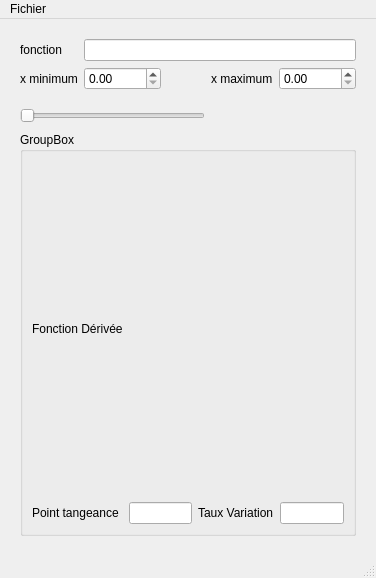
MadoxT-M/TP2_MadoxTinocoMunoz, file ui/FonctionMainWindow.ui: the form before one commit.
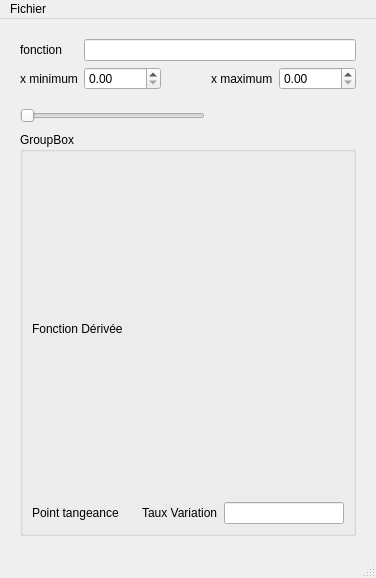
The form after the commit.

Diff of the .ui file:
```diff
--- a/ui/FonctionMainWindow.ui
+++ b/ui/FonctionMainWindow.ui
@@ -119,10 +119,10 @@
           </widget>
          </item>
          <item row="1" column="1">
-          <widget class="QLineEdit" name="pointTangeancelineEdit"/>
+          <widget class="QLabel" name="pointTangeanceLabel2"/>
          </item>
          <item row="0" column="0">
-          <widget class="QLabel" name="fonctionDeriveeLabel">
+          <widget class="QLabel" name="fonctionDeriveeLabel2">
            <property name="text">
             <string>Fonction Dérivée</string>
            </property>
```
